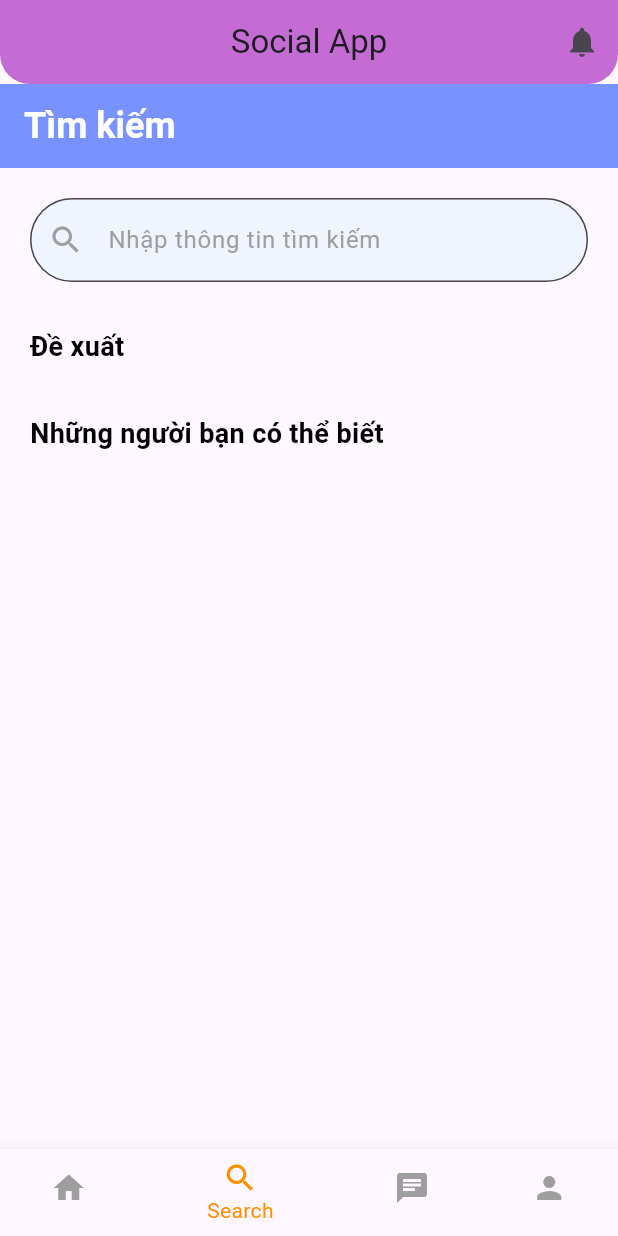
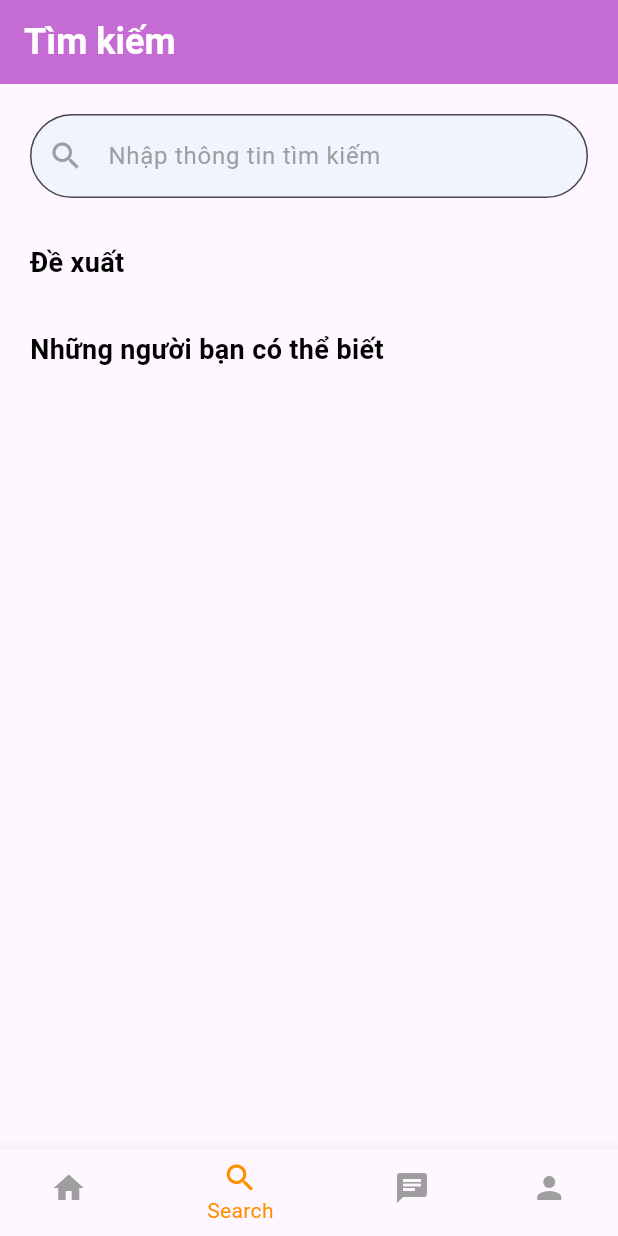
Before and after one commit to hthinh21/SocialApp_Flutter, a Flutter app: the screen it shows after launch, item 2 of the bottom bar chosen, on a phone screen of 412 x 824 dp. Run offline on Flutter 3.47's test engine with Material 3 defaults, Android fonts, the phone set to English and light mode, and no system bars; our stand-ins replace socket_io_client; network calls fail.

Commit message:
Fix AppBar

```diff
--- a/lib/main.dart
+++ b/lib/main.dart
@@ -12,7 +12,6 @@ class MyApp extends StatelessWidget {
   @override
   Widget build(BuildContext context) {
     return MaterialApp(
-      title: 'Social App',
       theme: ThemeData(primarySwatch: Colors.blue),
       debugShowCheckedModeBanner: false,
       home: const Homepage(),
--- a/lib/screens/home_screen.dart
+++ b/lib/screens/home_screen.dart
@@ -43,26 +43,25 @@ class _MainpageState extends State<Homepage> {
   @override
   Widget build(BuildContext context) {
     return Scaffold(
-      appBar: AppBar(
+      appBar: _selectedIndex == 0
+          ? AppBar(
               title: const Text("Social App"),
               centerTitle: true,
               backgroundColor: const Color.fromARGB(255, 196, 108, 211),
               actions: [
                 IconButton(
                   icon: const Icon(Icons.notifications),
-            onPressed: () {
-
-            },
+                  onPressed: () {},
                 ),
               ],
-
-        elevation: 0, // Remove shadow
+              elevation: 0,
               shape: const RoundedRectangleBorder(
                 borderRadius: BorderRadius.vertical(
-            bottom: Radius.circular(20), // Rounded corners at the bottom
+                  bottom: Radius.circular(20),
                 ),
               ),
-      ),
+            )
+          : null,
       body: _loadWidget(_selectedIndex),
       bottomNavigationBar: BottomNavigationBar(
         items: const <BottomNavigationBarItem>[
--- a/lib/screens/search_screen.dart
+++ b/lib/screens/search_screen.dart
@@ -140,7 +140,7 @@ class _SearchPageState extends State<SearchPage> {
 
     return Scaffold(
       appBar: AppBar(
-        backgroundColor: const Color(0xFF7893FF),
+        backgroundColor: const Color.fromARGB(255, 196, 108, 211),
         title: const Text(
           'Tìm kiếm',
           style: TextStyle(
```
Lines whose indentation alone changed are shown as unchanged.
